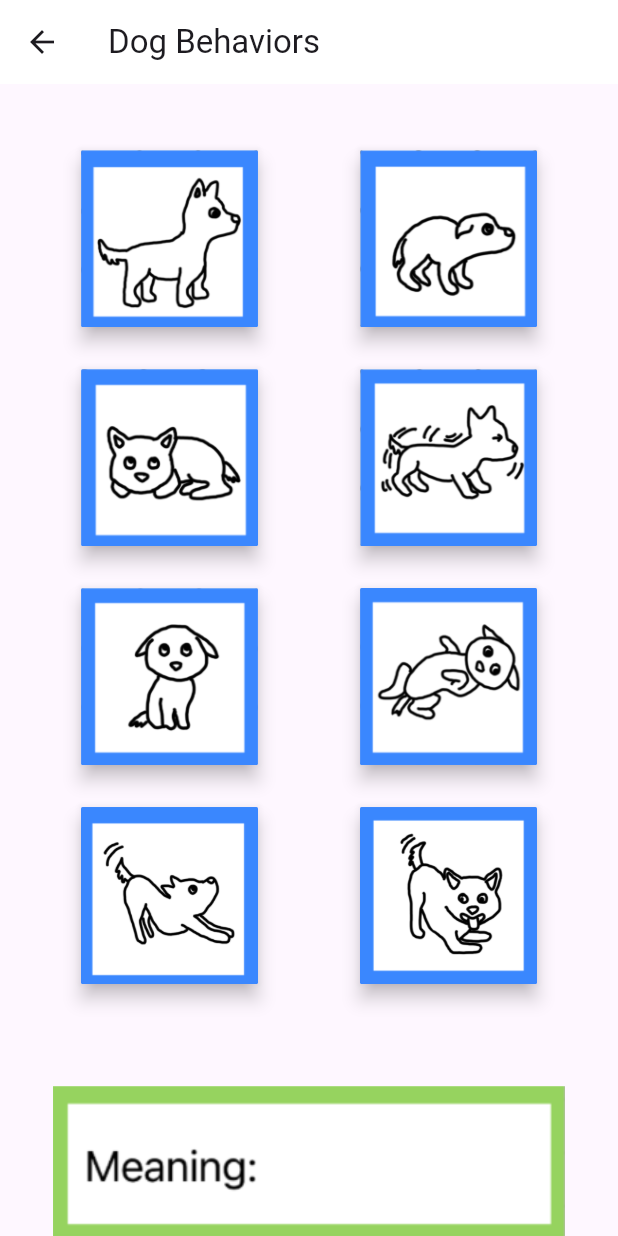
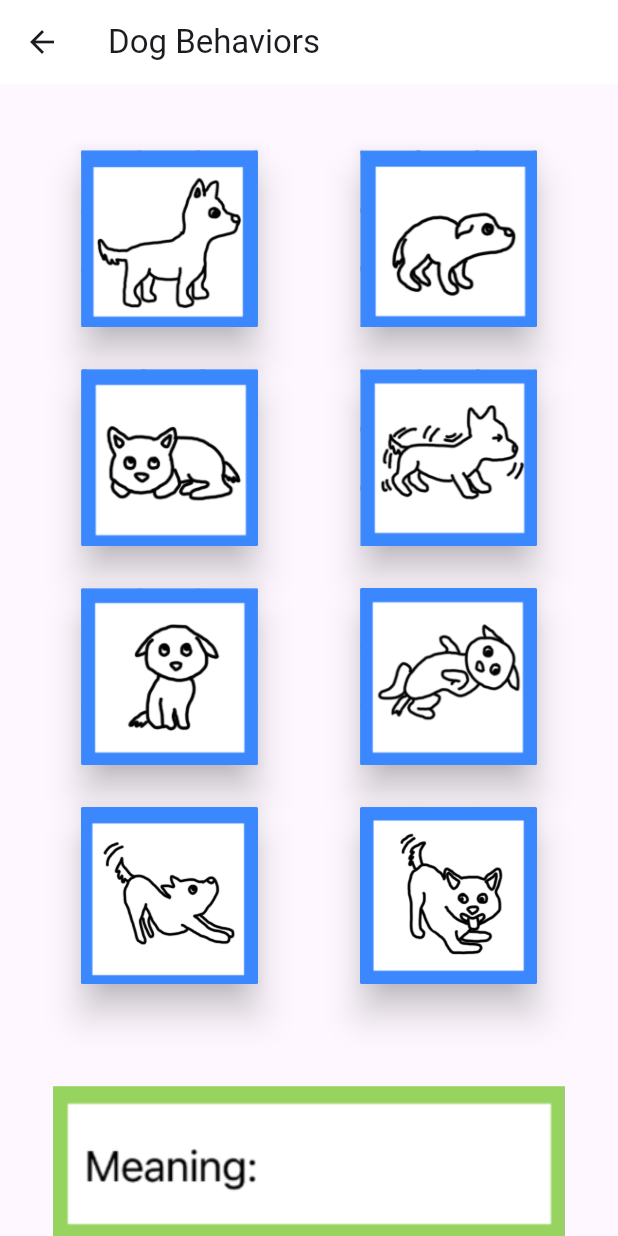
Before and after one commit to YvetteCarlos/CS4750_FinalProject, a Flutter app: the DogBehaviorsPage screen opened directly, on a phone screen of 412 x 824 dp. Run offline on Flutter 3.47's test engine with Material 3 defaults, Android fonts, the phone set to English and light mode, and no system bars; our stand-ins replace shared_preferences; accounts and stored records are empty.

Commit message:
made some final tweaks

```diff
--- a/lib/create_notes.dart
+++ b/lib/create_notes.dart
@@ -117,7 +117,7 @@ import 'package:flutter/material.dart';
                       ),
                       Expanded(
                         child: Container(
-                          margin: EdgeInsets.only(top:25.0),
+                          margin: const EdgeInsets.only(top:25.0),
                           child: TextFormField(
                             controller: dateController,
                             style: const TextStyle(
--- a/lib/dog_behaviors_page.dart
+++ b/lib/dog_behaviors_page.dart
@@ -75,7 +75,7 @@ class _DogBehaviorsPageState extends State<DogBehaviorsPage> {
                       handleTap(index);
                     },
                     child: Card(
-                      elevation: 5.0,
+                      elevation: 10.0,
                       shape: RoundedRectangleBorder(
                         borderRadius: BorderRadius.circular(1.0),
                       ),
--- a/lib/dog_behaviors_tips.dart
+++ b/lib/dog_behaviors_tips.dart
@@ -119,7 +119,7 @@ class _DogBehaviorsTipsState extends State<DogBehaviorsTips> {
               handleTap(index);
             },
             child: Card(
-              elevation: 5.0,
+              elevation: 10.0,
               shape: RoundedRectangleBorder(
                 borderRadius: BorderRadius.circular(1.0),
               ),
--- a/lib/widgets/note_card.dart
+++ b/lib/widgets/note_card.dart
@@ -61,10 +61,10 @@ class NoteCard extends StatelessWidget {
           builder: (context){
             return AlertDialog(
               title: const Text(
-              'Delete?'
+              'Are you sure you want to delete?'
               ),
             content: Text(
-            'Note ${note.title} will be deleted.'
+            'Note "${note.title}" will be deleted.'
               ),
             actions: [
             TextButton(
```
Also changed, not shown: pubspec.yaml (+9 -1 lines), assets/ic_launcher.png (added), pubspec.lock, 24 other files.
